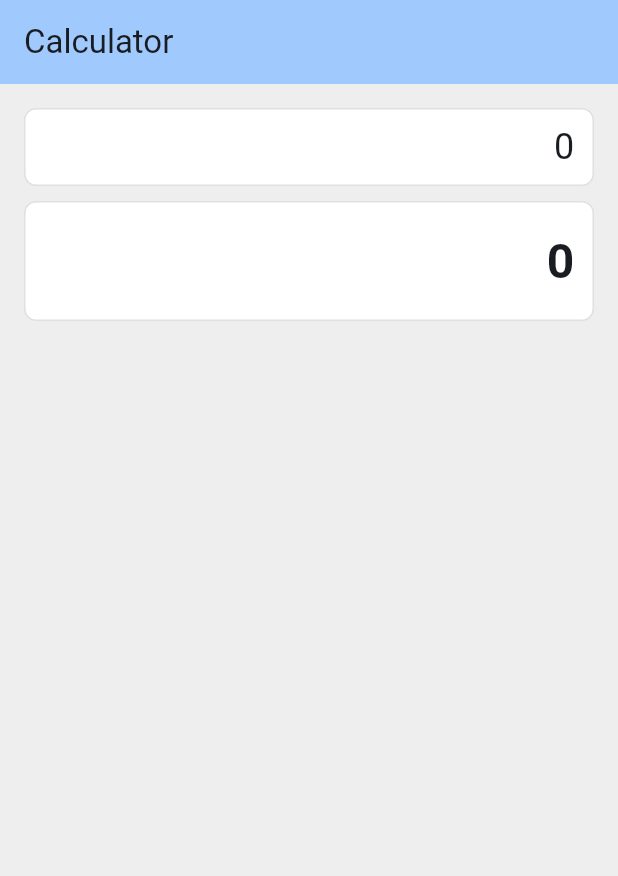
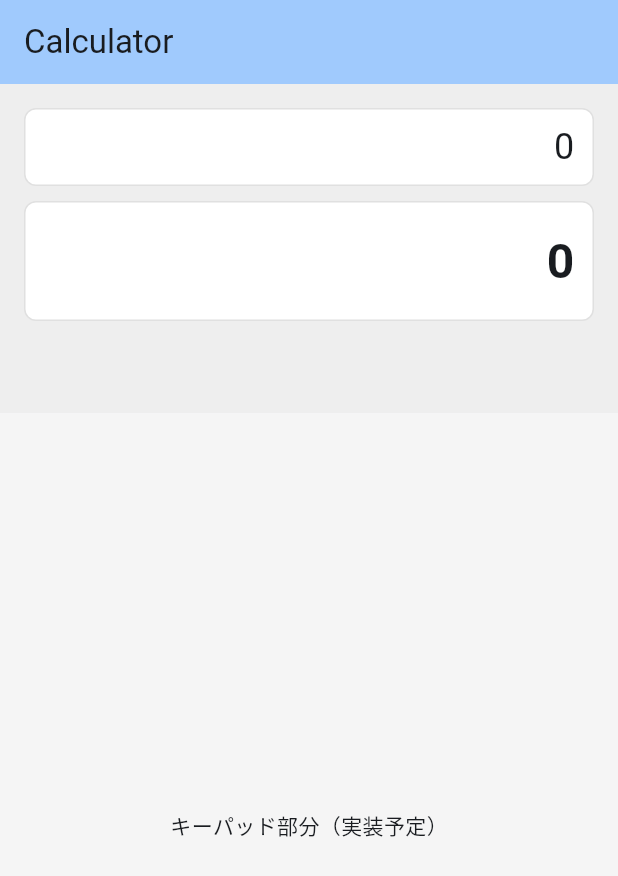
Before and after one commit to FRISKSYA/mobile-piscine, a Flutter app: the screen it shows after launch, on a phone screen of 412 x 824 dp. Shown: the top 876 px of the screen. Run offline on Flutter 3.47's test engine with Material 3 defaults, Android fonts, the phone set to English and light mode, and no system bars.

Commit message:
FIX structure ex02

```diff
--- a/mobileModule00/ex02/lib/main.dart
+++ b/mobileModule00/ex02/lib/main.dart
@@ -1,7 +1,7 @@
 import 'package:flutter/material.dart';
 
 void main() {
-  runApp(MyApp());
+  runApp(const MyApp());
 }
 
 class MyApp extends StatelessWidget {
@@ -31,6 +31,11 @@
   String expression = '0';
   String result = '0';
 
+  void handleKeyPress(String key) {
+    // 将来的にキー押下時の処理を実装
+    print(key);
+  }
+
   @override
   Widget build(BuildContext context) {
     return Scaffold(
@@ -40,51 +45,137 @@
       ),
       body: Column(
         children: [
-          // Columnのchildren配列内に追加
-          Expanded(
-            flex: 2,  // 画面の上部を表示セクション用に確保
+          // 表示部分
+          CalculatorDisplay(expression: expression, result: result),
+          // キーパッド部分
+          Expanded(flex: 5, child: CalculatorKeypad(onKeyPressed: handleKeyPress)),
+        ],
+      ),
+    );
+  }
+}
+
+class CalculatorDisplay extends StatelessWidget {
+  final String expression;
+  final String result;
+
+  const CalculatorDisplay({
+    required this.expression,
+    required this.result,
+    super.key,
+  });
+
+  @override
+  Widget build(BuildContext context) {
+    return Expanded(
+      flex: 2,
       child: Container(
         padding: const EdgeInsets.all(16),
-              color: Colors.grey.shade200,  // 背景色
+        color: Colors.grey.shade200,
         child: Column(
-                mainAxisAlignment: MainAxisAlignment.start,  // 上揃え
-                crossAxisAlignment: CrossAxisAlignment.stretch,  // 横幅いっぱい
+          mainAxisAlignment: MainAxisAlignment.start,
+          crossAxisAlignment: CrossAxisAlignment.stretch,
           children: [
             // 計算式を表示する領域
-                  Container(
+            _buildDisplayField(
+              text: expression,
+              fontSize: 24,
               padding: const EdgeInsets.symmetric(horizontal: 12, vertical: 8),
-                    alignment: Alignment.centerRight,  // 右揃え
+            ),
+            const SizedBox(height: 10),
+            // 計算結果を表示する領域
+            _buildDisplayField(
+              text: result,
+              fontSize: 32,
+              fontWeight: FontWeight.bold,
+              padding: const EdgeInsets.symmetric(horizontal: 12, vertical: 16),
+            ),
+          ],
+        ),
+      ),
+    );
+  }
+
+  // 表示フィールドを作成するヘルパーメソッド
+  Widget _buildDisplayField({
+    required String text,
+    required double fontSize,
+    FontWeight fontWeight = FontWeight.normal,
+    required EdgeInsets padding,
+  }) {
+    return Container(
+      padding: padding,
+      alignment: Alignment.centerRight,
       decoration: BoxDecoration(
         color: Colors.white,
         border: Border.all(color: Colors.grey.shade300),
         borderRadius: BorderRadius.circular(8),
       ),
       child: Text(
-                      expression,  // 計算式を表示
-                      style: const TextStyle(fontSize: 24),
-                    ),
-                  ),
-                  const SizedBox(height: 10),  // 間隔
-                  // 計算結果を表示する領域
-                  Container(
-                    padding: const EdgeInsets.symmetric(horizontal: 12, vertical: 16),
-                    alignment: Alignment.centerRight,  // 右揃え
-                    decoration: BoxDecoration(
-                      color: Colors.white,
-                      border: Border.all(color: Colors.grey.shade300),
-                      borderRadius: BorderRadius.circular(8),
-                    ),
-                    child: Text(
-                      result,  // 計算結果を表示
-                      style: const TextStyle(fontSize: 32, fontWeight: FontWeight.bold),
-                    ),
-                  ),
-                ],
-              ),
-            ),
-          ),
-        ],
+        text,
+        style: TextStyle(fontSize: fontSize, fontWeight: fontWeight),
       ),
     );
   }
 }
+
+// 2. ボタン部分を分離したウィジェット（プレースホルダー）
+class CalculatorKeypad extends StatelessWidget {
+  final Function(String) onKeyPressed;
+
+  const CalculatorKeypad({
+    required this.onKeyPressed,
+    super.key,
+  });
+
+  @override
+  Widget build(BuildContext context) {
+    // ここに将来的にボタンのグリッドを実装
+    return Container(
+      padding: const EdgeInsets.all(8),
+      color: Colors.grey.shade100,
+      child: const Center(
+        child: Text('キーパッド部分（実装予定）'),
+      ),
+    );
+  }
+}
+
+// 3. ボタン自体を定義したウィジェット
+class CalculatorButton extends StatelessWidget {
+  final String text;
+  final VoidCallback onPressed;
+  final Color backgroundColor;
+  final Color textColor;
+  final double fontSize;
+
+  const CalculatorButton({
+    required this.text,
+    required this.onPressed,
+    this.backgroundColor = Colors.white,
+    this.textColor = Colors.black,
+    this.fontSize = 24,
+    super.key,
+  });
+
+  @override
+  Widget build(BuildContext context) {
+    return ElevatedButton(
+      onPressed: onPressed,
+      style: ElevatedButton.styleFrom(
+        backgroundColor: backgroundColor,
+        shape: RoundedRectangleBorder(
+          borderRadius: BorderRadius.circular(12),
+        ),
+        padding: const EdgeInsets.all(16),
+      ),
+      child: Text(
+        text,
+        style: TextStyle(
+          fontSize: fontSize,
+          color: textColor,
+        ),
+      ),
+    );
+  }
+}
```
Lines whose indentation alone changed are shown as unchanged.
